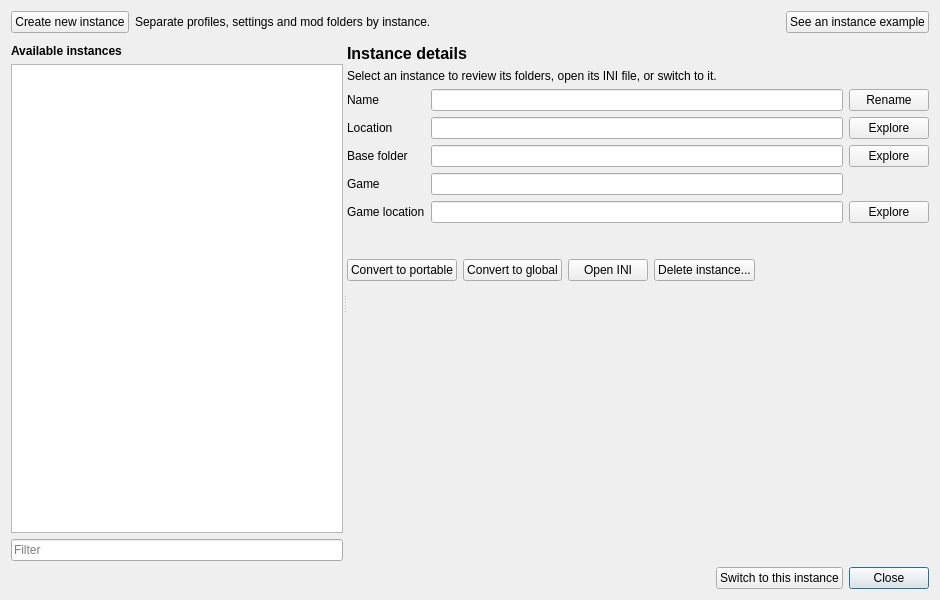
This is source/modorganizer/src/instancemanagerdialog.ui in ArialSenki/MO2-Revamped as Qt 5 draws it before an edit. The edited form follows.
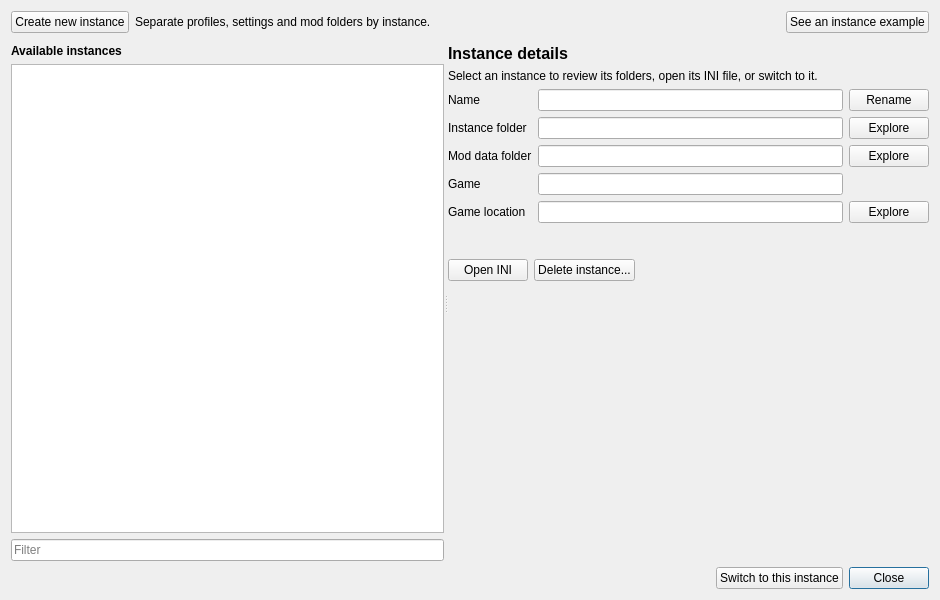
This is the edited form. Icons and pictures are not drawn.

Patch:
```diff
--- a/source/modorganizer/src/instancemanagerdialog.ui
+++ b/source/modorganizer/src/instancemanagerdialog.ui
@@ -264,7 +264,10 @@
                <item row="4" column="0">
                 <widget class="QLabel" name="label_4">
                  <property name="text">
-                  <string>Location</string>
+                  <string>Instance folder</string>
+                 </property>
+                 <property name="toolTip">
+                  <string>Folder that contains this MO2 instance's configuration.</string>
                  </property>
                 </widget>
                </item>
@@ -285,7 +288,10 @@
                <item row="5" column="0">
                 <widget class="QLabel" name="label_6">
                  <property name="text">
-                  <string>Base folder</string>
+                  <string>Mod data folder</string>
+                 </property>
+                 <property name="toolTip">
+                  <string>Base path resolved from this instance's settings for its profiles, mods, downloads, and overwrite data.</string>
                  </property>
                 </widget>
                </item>
@@ -355,20 +361,6 @@
                <property name="bottomMargin">
                 <number>0</number>
                </property>
-               <item>
-                <widget class="QPushButton" name="convertToPortable">
-                 <property name="text">
-                  <string>Convert to portable</string>
-                 </property>
-                </widget>
-               </item>
-               <item>
-                <widget class="QPushButton" name="convertToGlobal">
-                 <property name="text">
-                  <string>Convert to global</string>
-                 </property>
-                </widget>
-               </item>
                <item>
                 <widget class="QPushButton" name="openINI">
                  <property name="text">
```
Left out of the diff: 10 changed lines with no effect on the pictures.
